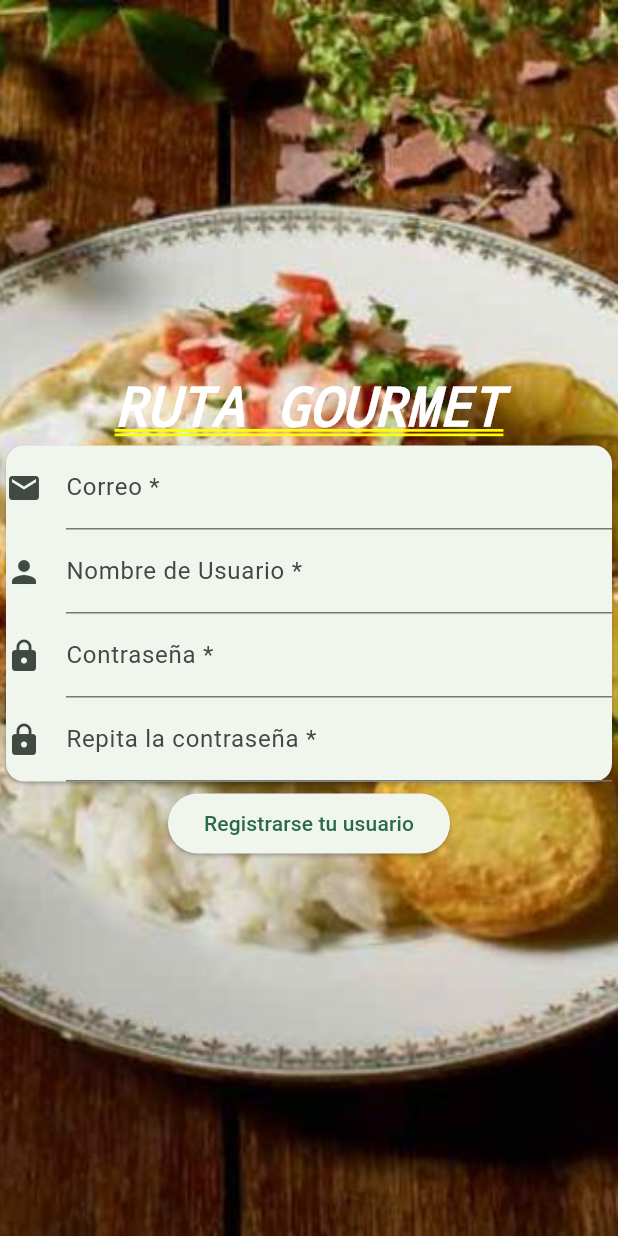
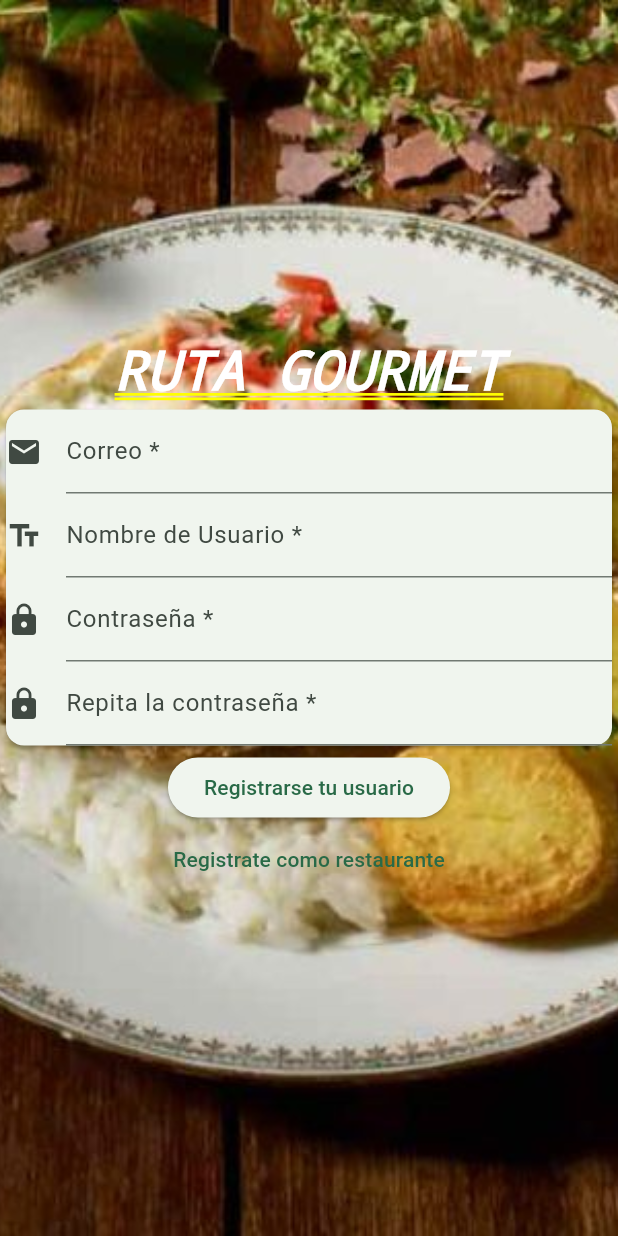
Before and after one commit to Chuch3x/proyecto_progra_movil, a Flutter app: the screen it shows after launch, after a tap on "Register", on a phone screen of 412 x 824 dp. Run offline on Flutter 3.47's test engine with Material 3 defaults, Android fonts, the phone set to English and light mode, and no system bars; our stand-ins replace firebase_auth, firebase_core, flutter_bloc, flutter_dotenv, go_router; missing offline and left inert: dart:js_interop; accounts and stored records are empty.

Commit message:
Register now admits restaurant, still need to update firestore

```diff
--- a/lib/register/bloc/register_event.dart
+++ b/lib/register/bloc/register_event.dart
@@ -15,3 +15,32 @@ class RegisterSave extends RegisterEvent {
   @override
   List<Object> get props => [email, password, passwordValidation];
 }
+
+class RegisterChange extends RegisterEvent {}
+
+class RegisterRestaurant extends RegisterEvent {
+  final String email;
+  final String password;
+  final String passwordValidation;
+  final String restaurantName;
+  final String streetName;
+  final String description;
+
+  RegisterRestaurant(
+      {required this.email,
+      required this.password,
+      required this.passwordValidation,
+      required this.restaurantName,
+      required this.description,
+      required this.streetName});
+
+  @override
+  List<Object> get props => [
+        email,
+        password,
+        passwordValidation,
+        restaurantName,
+        description,
+        streetName
+      ];
+}
--- a/lib/register/bloc/register_state.dart
+++ b/lib/register/bloc/register_state.dart
@@ -4,6 +4,8 @@ class RegisterState {
 
 class RegisterWaiting extends RegisterState {}
 
+class RegisterWaitingRestaurant extends RegisterState {}
+
 class RegisterSuccesful extends RegisterState {
   // Aqui poner el firstTime = false
 }
--- a/lib/register/ui/bloc_builder.dart
+++ b/lib/register/ui/bloc_builder.dart
@@ -21,6 +21,8 @@ class _RegisterState extends State<RegisterScreen> {
   final TextEditingController _emailController = TextEditingController();
   final TextEditingController _passwordController = TextEditingController();
   final TextEditingController _password2Controller = TextEditingController();
+  final TextEditingController _streetController = TextEditingController();
+  final TextEditingController _descripcionController = TextEditingController();
   BoxDecoration _buildBackgroundDecoration() {
     return const BoxDecoration(
       image: DecorationImage(
@@ -42,15 +44,16 @@ class _RegisterState extends State<RegisterScreen> {
     );
   }
 
-  TextFormField userValidation(final String textHint) {
+  TextFormField textValidation(
+      String textHint, TextEditingController controllerType) {
     return TextFormField(
-      controller: _userController,
+      controller: controllerType,
       decoration: InputDecoration(
-        icon: const Icon(Icons.person),
+        icon: const Icon(Icons.text_fields),
         labelText: textHint,
       ),
       validator: (String? value) {
-        return (value!.isEmpty) ? "Llene el nombre de usuario" : null;
+        return (value!.isEmpty) ? "Complete el punto" : null;
       },
     );
   }
@@ -90,9 +93,26 @@ class _RegisterState extends State<RegisterScreen> {
         key: formKey,
         child: Column(children: <TextFormField>[
           mailValidation("Correo *"),
-          userValidation("Nombre de Usuario *"),
+          textValidation("Nombre de Usuario *", _userController),
           passwordValidation("Contraseña *", 0),
           passwordValidation("Repita la contraseña *", 1),
+        ]),
+      ),
+    );
+  }
+
+  Card _buildRestaurantCard(formKey) {
+    return Card(
+      child: Form(
+        key: formKey,
+        child: Column(children: <TextFormField>[
+          mailValidation("Correo *"),
+          textValidation("Nombre del restaurante *", _userController),
+          passwordValidation("Contraseña *", 0),
+          passwordValidation("Repita la contraseña *", 1),
+          textValidation("Calle del restaurante *", _streetController),
+          textValidation(
+              "Descripcion del restaurante *", _descripcionController),
         ]),
       ),
     );
@@ -110,7 +130,56 @@ class _RegisterState extends State<RegisterScreen> {
           _buildHeaderText(),
           BlocBuilder<RegisterBloc, RegisterState>(builder: (context, state) {
             if (state is RegisterWaiting) {
-              return _buildCardForms(_formKey);
+              return Column(
+                children: [
+                  _buildCardForms(_formKey),
+                  ElevatedButton(
+                    onPressed: () {
+                      final FormState form = _formKey.currentState!;
+                      if (form.validate()) {
+                        String password = _passwordController.text.toString();
+                        String email = _userController.text.toString();
+                        String passwordValidation =
+                            _password2Controller.text.toString();
+                        context.read<RegisterBloc>().add(RegisterSave(
+                            email: email,
+                            password: password,
+                            passwordValidation: passwordValidation));
+                      }
+                    },
+                    child: const Text("Registrarse tu usuario"),
+                  ),
+                ],
+              );
+            } else if (state is RegisterWaitingRestaurant) {
+              return Column(
+                children: [
+                  _buildRestaurantCard(_formKey),
+                  ElevatedButton(
+                    onPressed: () {
+                      final FormState form = _formKey.currentState!;
+                      if (form.validate()) {
+                        String password = _passwordController.text.toString();
+                        String email = _emailController.text.toString();
+                        String user = _userController.text.toString();
+                        String location = _streetController.text.toString();
+                        String description =
+                            _descripcionController.text.toString();
+                        String passwordValidation =
+                            _password2Controller.text.toString();
+                        context.read<RegisterBloc>().add(RegisterRestaurant(
+                            email: email,
+                            password: password,
+                            passwordValidation: passwordValidation,
+                            restaurantName: user,
+                            description: description,
+                            streetName: location));
+                      }
+                    },
+                    child: const Text("Registra tu restaurante"),
+                  ),
+                ],
+              );
             } else if (state is RegisterSuccesful) {
               context.go("/login");
               return const Text("REGISTRO EXITOSO");
@@ -122,21 +191,11 @@ class _RegisterState extends State<RegisterScreen> {
               return _buildCardForms(_formKey);
             }
           }),
-          ElevatedButton(
+          TextButton(
             onPressed: () {
-              final FormState form = _formKey.currentState!;
-              if (form.validate()) {
-                String password = _passwordController.text.toString();
-                String email = _userController.text.toString();
-                String passwordValidation =
-                    _password2Controller.text.toString();
-                context.read<RegisterBloc>().add(RegisterSave(
-                    email: email,
-                    password: password,
-                    passwordValidation: passwordValidation));
-              }
+              context.read<RegisterBloc>().add(RegisterChange());
             },
-            child: const Text("Registrarse tu usuario"),
+            child: const Text('Registrate como restaurante'),
           ),
         ],
       ),
```
Also changed, not shown: lib/register/bloc/register_bloc.dart (+15 -0 lines).
